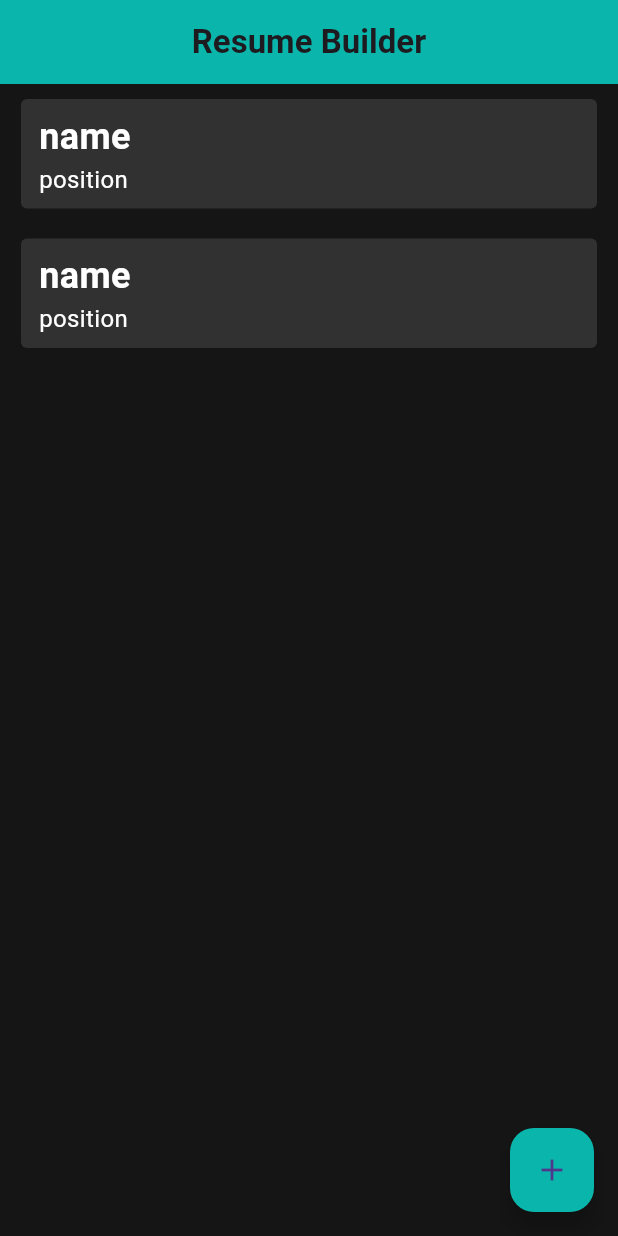
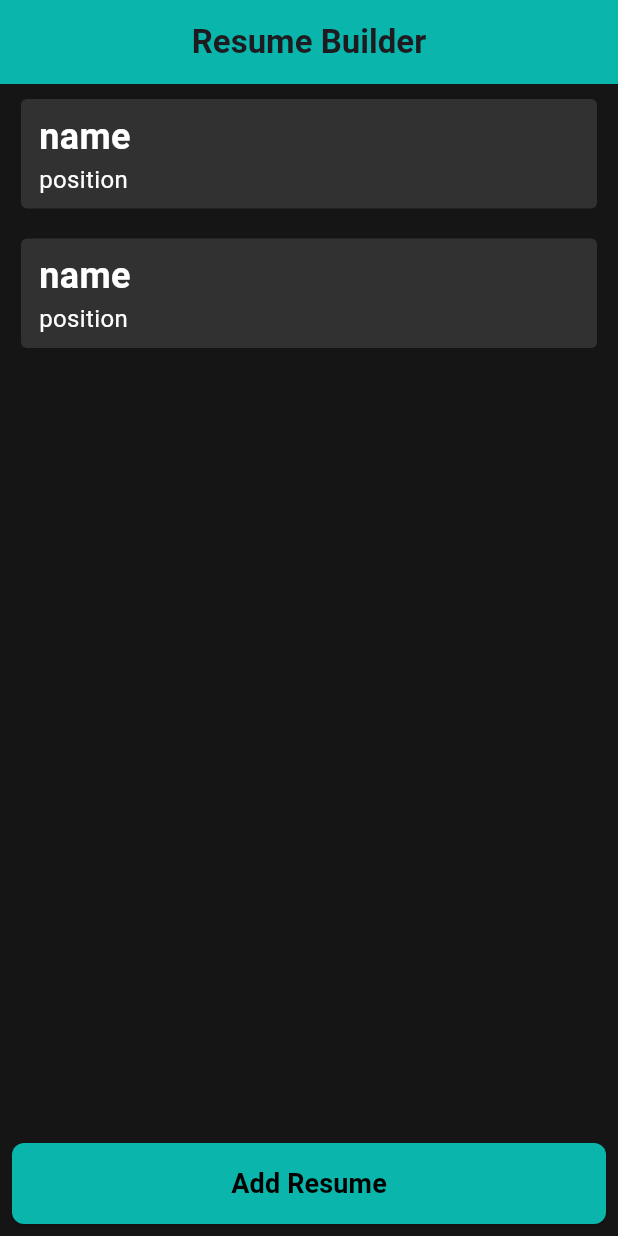
Before and after one commit to rashi8643/Resume_app, a Flutter app: the screen it shows after launch, on a phone screen of 412 x 824 dp. Run offline on Flutter 3.47's test engine with Material 3 defaults, Android fonts, the phone set to English and light mode, and no system bars.

Commit message:
added add resume page

```diff
--- a/lib/view/home_page.dart
+++ b/lib/view/home_page.dart
@@ -1,4 +1,5 @@
 import 'package:flutter/material.dart';
+import 'package:flutter_resume_task/view/add_resume_page.dart';
 
 class HomePage extends StatelessWidget {
   const HomePage({super.key});
@@ -6,14 +7,14 @@ class HomePage extends StatelessWidget {
   @override
   Widget build(BuildContext context) {
     return Scaffold(
-      backgroundColor: Color(0xFF151515),
+      backgroundColor: const Color(0xFF151515),
       appBar: AppBar(
         centerTitle: true,
-        title: Text(
+        title: const Text(
           'Resume Builder',
           style: TextStyle(fontWeight: FontWeight.bold),
         ),
-        backgroundColor: Color(0xFF0ab6ab),
+        backgroundColor: const Color(0xFF0ab6ab),
       ),
       body: ListView.builder(
         itemBuilder: (context, index) {
@@ -23,9 +24,8 @@ class HomePage extends StatelessWidget {
               decoration: BoxDecoration(
                   borderRadius: BorderRadius.circular(4),
                   color: Colors.white12),
-              child: Padding(
-                padding:
-                    const EdgeInsets.symmetric(horizontal: 12, vertical: 8),
+              child: const Padding(
+                padding: EdgeInsets.symmetric(horizontal: 12, vertical: 8),
                 child: Column(
                   crossAxisAlignment: CrossAxisAlignment.start,
                   children: [
@@ -51,10 +51,34 @@ class HomePage extends StatelessWidget {
         },
         itemCount: 2,
       ),
-      floatingActionButton: FloatingActionButton(
-        backgroundColor: Color(0xFF0ab6ab),
-        onPressed: () {},
-        child: const Icon(Icons.add),
+      bottomNavigationBar: Container(
+        height: 70,
+        child: Padding(
+          padding: const EdgeInsets.all(8.0),
+          child: ElevatedButton(
+            style: ElevatedButton.styleFrom(
+                backgroundColor: const Color(0xFF0ab6ab),
+                shape: RoundedRectangleBorder(
+                  borderRadius: BorderRadius.circular(8),
+                )),
+            onPressed: () {
+              Navigator.push(
+                context,
+                MaterialPageRoute(
+                  builder: (context) => AddResumePage(),
+                ),
+              );
+            },
+            child: const Text(
+              'Add Resume',
+              style: TextStyle(
+                color: Colors.black,
+                fontWeight: FontWeight.bold,
+                fontSize: 18,
+              ),
+            ),
+          ),
+        ),
       ),
     );
   }
```
Also changed, not shown: lib/view/add_resume_page.dart (added, +20 -0 lines).
